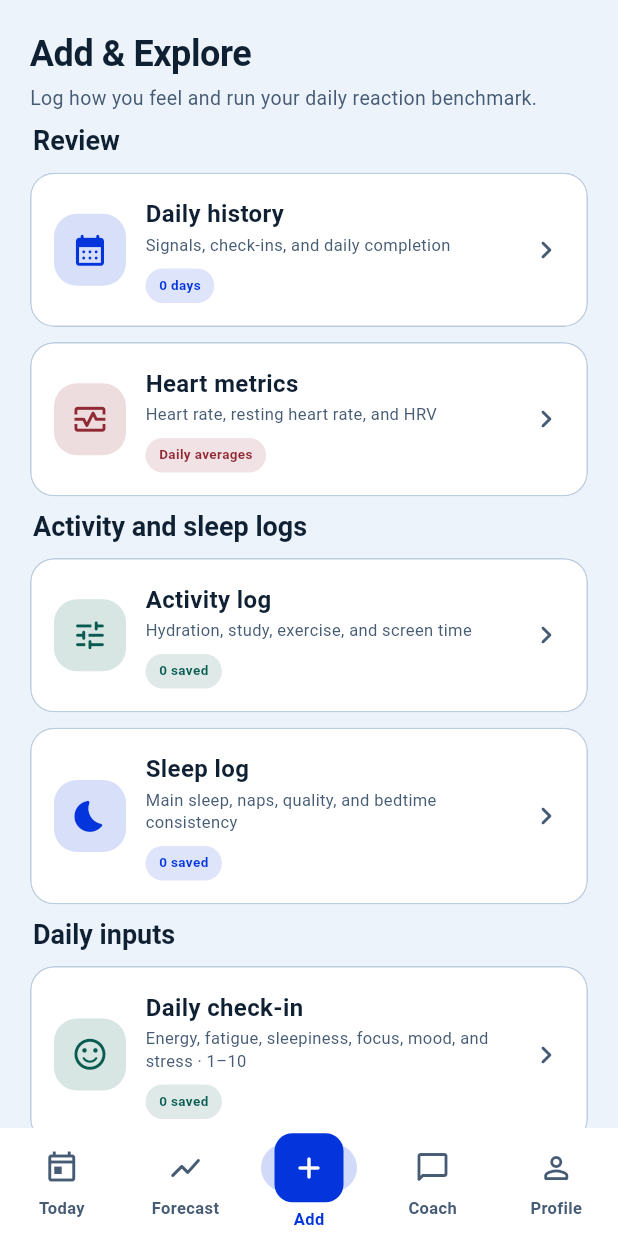
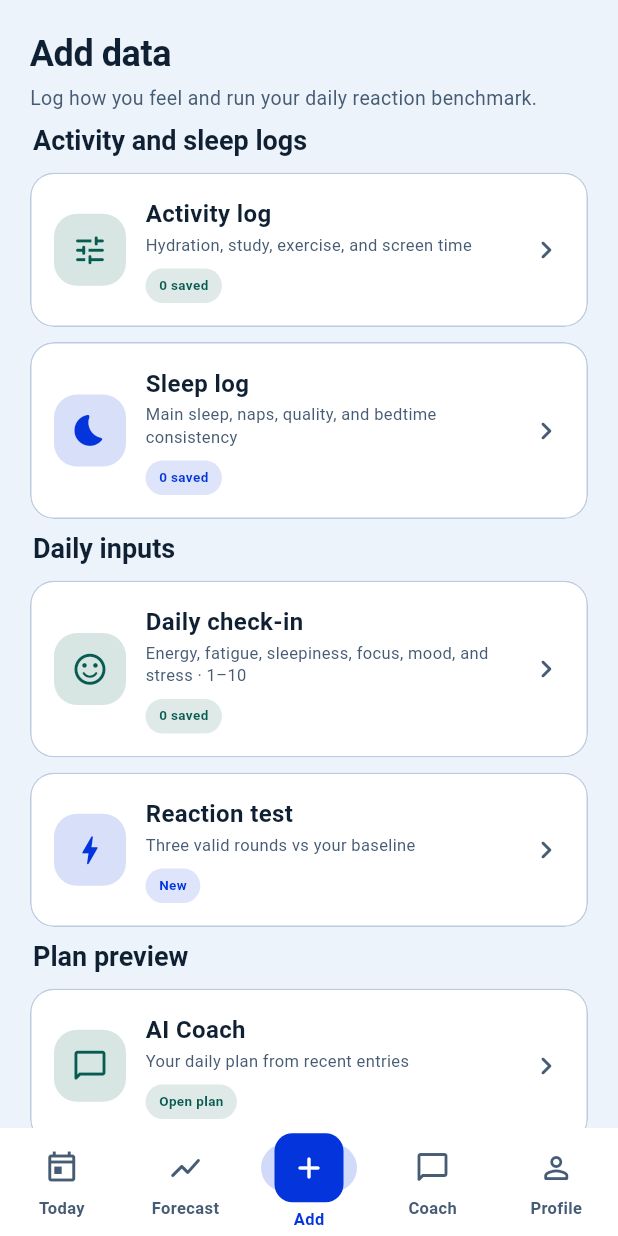
Before and after one commit to anonymousharry1123/fatigue-project, a Flutter app: the ShellScreen screen opened directly, swiped to page 3, on a phone screen of 412 x 824 dp. Run offline on Flutter 3.47's test engine with Material 3 defaults, Android fonts, the phone set to English and light mode, and no system bars; our stand-ins replace cloud_firestore, firebase_auth, firebase_core, flutter_local_notifications, shared_preferences, sqflite and 1 more; missing offline and left inert: dart:js_interop; accounts and stored records are empty.

Commit message:
feat: Update translations and restructure navigation for heart metrics and history

```diff
--- a/app/lib/src/l10n/logging_translations.dart
+++ b/app/lib/src/l10n/logging_translations.dart
@@ -76,11 +76,8 @@ const loggingTranslations = <String, Map<String, String>>{
     'zh-Hans': '{count} 条读数',
     'zh-Hant': '{count} 筆讀數',
   },
-  "Add & Explore": {
-    'es': "Añadir y explorar",
-    'zh-Hans': "添加与探索",
-    'zh-Hant': "新增與探索",
-  },
+  "Add data": {'es': "Añadir datos", 'zh-Hans': "添加数据", 'zh-Hant': "新增資料"},
+  "History": {'es': "Historial", 'zh-Hans': "历史记录", 'zh-Hant': "歷史記錄"},
   "Log how you feel and run your daily reaction benchmark.": {
     'es': "Registra cómo te sientes y realiza tu prueba diaria de reacción.",
     'zh-Hans': "记录感受并进行每日反应测试。",
--- a/app/lib/src/screens/add_data_screen.dart
+++ b/app/lib/src/screens/add_data_screen.dart
@@ -9,8 +9,6 @@ import '../widgets/common_widgets.dart';
 import 'activity_log_screen.dart';
 import 'coach_screen.dart';
 import 'daily_checkin_screen.dart';
-import 'daily_history_screen.dart';
-import 'heart_metrics_screen.dart';
 import 'reaction_test_screen.dart';
 import 'sleep_log_screen.dart';
 
@@ -26,31 +24,13 @@ class AddDataScreen extends StatelessWidget {
         padding: const EdgeInsets.fromLTRB(20, 20, 20, 30),
         children: [
           TranslatedText(
-            'Add & Explore',
+            'Add data',
             style: Theme.of(context).textTheme.headlineMedium,
           ),
           const SizedBox(height: 5),
           TranslatedText(
             'Log how you feel and run your daily reaction benchmark.',
             style: TextStyle(color: TonyoPalette.of(context).muted),
-          ),
-          const SectionHeader('Review'),
-          _LaunchCard(
-            icon: Icons.calendar_month_rounded,
-            color: TonyoPalette.of(context).primary,
-            title: 'Daily history',
-            detail: 'Signals, check-ins, and daily completion',
-            badge: '${controller.dailyHistory.length} days',
-            onTap: () => _push(context, const DailyHistoryScreen()),
-          ),
-          const SizedBox(height: 10),
-          _LaunchCard(
-            icon: Icons.monitor_heart_outlined,
-            color: TonyoPalette.of(context).error,
-            title: 'Heart metrics',
-            detail: 'Heart rate, resting heart rate, and HRV',
-            badge: 'Daily averages',
-            onTap: () => _push(context, const HeartMetricsScreen()),
           ),
           const SectionHeader('Activity and sleep logs'),
           _LaunchCard(
```
Also changed, not shown: app/lib/src/screens/insights_screen.dart (+47 -0 lines), 2 other files.
